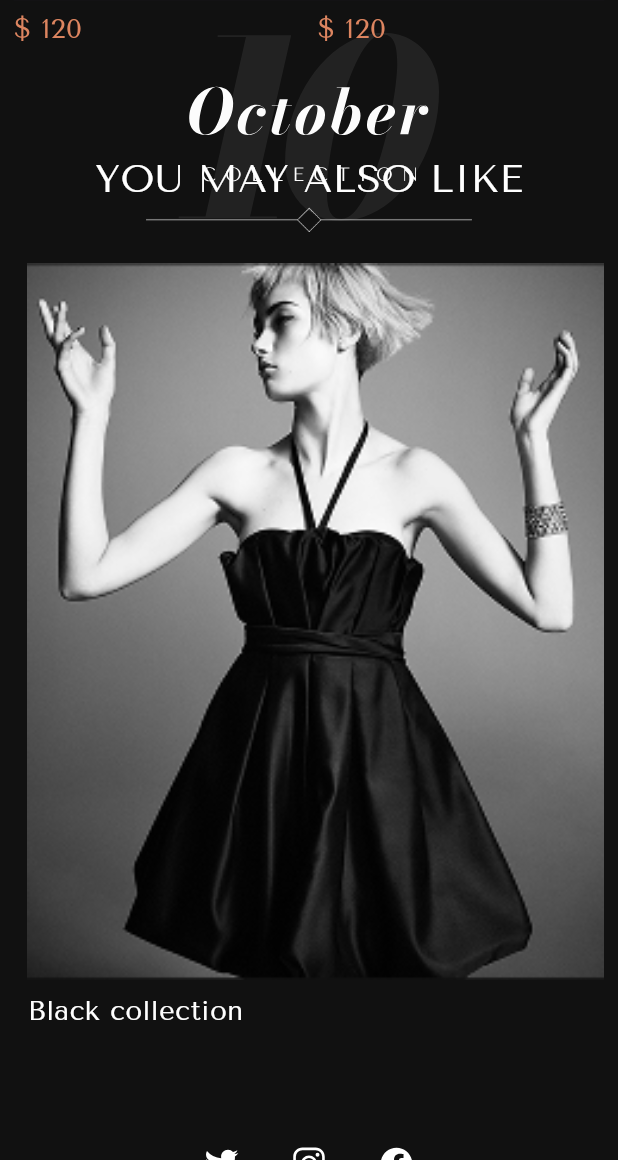
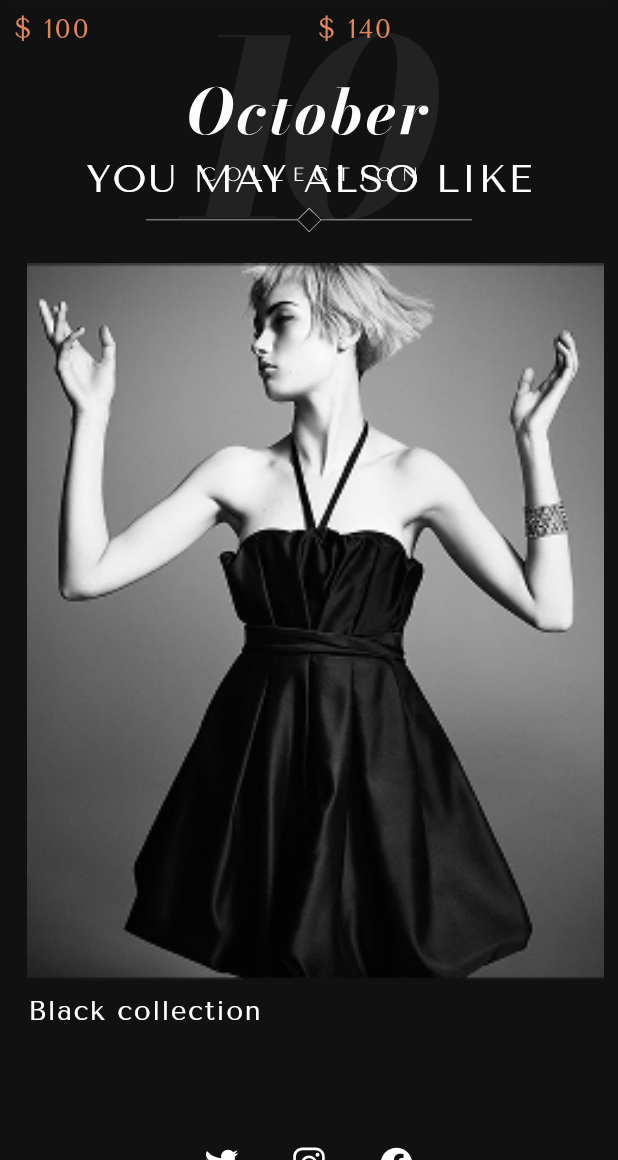
Before and after one commit to MohamedKhaled1151/Open_Fashion, a Flutter app: the screen it shows after launch, scrolled down 1728 dp, on a phone screen of 412 x 824 dp, the part 76-1236 px from its top. Run offline on Flutter 3.47's test engine with Material 3 defaults, Android fonts, the phone set to English and light mode, and no system bars; our stand-ins replace flutter_screenutil, flutter_svg, gap, ionicons.

Commit message:
create checkout screan

```diff
--- a/lib/core/components/colors/colors.dart
+++ b/lib/core/components/colors/colors.dart
@@ -4,4 +4,6 @@ import 'dart:ui';
 
 class AppColors {
  static const Color primary= Color((0xff111111));
- }
+ static const Color priceColor= Color((0xffDD8560));
+
+}
--- a/lib/core/components/custom_text.dart
+++ b/lib/core/components/custom_text.dart
@@ -10,6 +10,8 @@ class CustomText extends StatelessWidget {
   final Color color;
   final int max;
   final double  height ;
+  final  double spacing;
+
   const CustomText({super.key,
     required this.text,
      this.size=16,
@@ -17,6 +19,7 @@ class CustomText extends StatelessWidget {
      this.color= Colors.white,
      this.max=1,
     this.height =1,
+    this.spacing=1,
 
   });
 
@@ -29,7 +32,9 @@ class CustomText extends StatelessWidget {
           fontWeight: weight,
           fontSize: size.sp,
           fontFamily: "TenorSans",
-          color: color
+          color: color,
+          letterSpacing: spacing,
+          overflow: TextOverflow.ellipsis,
       ),);
 
   }
--- a/lib/features/screans/home/home.dart
+++ b/lib/features/screans/home/home.dart
@@ -19,9 +19,11 @@ class Home extends StatefulWidget {
 
   @override
   State<Home> createState() => _HomeState();
+
 }
 
 class _HomeState extends State<Home> {
+
   @override
   Widget build(BuildContext context) {
     return Scaffold(
--- a/lib/features/screans/home/widgets/gridview.dart
+++ b/lib/features/screans/home/widgets/gridview.dart
@@ -1,6 +1,7 @@
 import 'package:flutter/material.dart';
 import 'package:flutter_screenutil/flutter_screenutil.dart';
 import 'package:gap/gap.dart';
+import 'package:open_fashion/features/screans/checkout/checkout_screan.dart';
 
 import '../../../../core/components/custom_text.dart';
 import '../../../../models/product_model.dart';
@@ -23,7 +24,16 @@ class GridViewProduct extends StatelessWidget {
         ) ,
         itemBuilder: (context,index){
           final item=ProductModel.products[index];
-          return Column(
+          return InkWell(
+            onTap: (){
+              Navigator.push(context, MaterialPageRoute(builder:(context)=>CheckoutScrean(
+                  name: item.name,
+                  image: item.image,
+                  price: item.price,
+                  descp: item.description)));
+            },
+
+            child: Column(
               crossAxisAlignment: CrossAxisAlignment.start,
               children: [
                 Image.asset(item.image),
@@ -35,6 +45,7 @@ class GridViewProduct extends StatelessWidget {
 
               ],
 
+            ),
           );
         }
     );
--- a/lib/features/widgets/custom_app_bar.dart
+++ b/lib/features/widgets/custom_app_bar.dart
@@ -2,6 +2,7 @@ import 'package:flutter/material.dart';
 import 'package:flutter_screenutil/flutter_screenutil.dart';
 import 'package:flutter_svg/flutter_svg.dart';
 import 'package:gap/gap.dart';
+import 'package:open_fashion/features/screans/home/home.dart';
 
 import '../../core/components/colors/colors.dart';
 
@@ -18,11 +19,16 @@ class CustomAppBar extends StatelessWidget implements PreferredSizeWidget {
         centerTitle: true,
         backgroundColor: isBlack ? AppColors.primary:Colors.white,
        leadingWidth:25.w ,
-          leading: SvgPicture.asset(
-            "assets/icons/Menu.svg",
-            colorFilter: ColorFilter.mode(
-              isBlack ? Color(0xffF9F9F9) : Colors.black,
-              BlendMode.srcIn,
+          leading: InkWell(
+            onTap: (){
+              Navigator.pushReplacement(context, MaterialPageRoute(builder: (context)=>Home()));
+            },
+            child: SvgPicture.asset(
+              "assets/icons/Menu.svg",
+              colorFilter: ColorFilter.mode(
+                isBlack ? Color(0xffF9F9F9) : Colors.black,
+                BlendMode.srcIn,
+              ),
             ),
           ),
 
--- a/lib/models/product_model.dart
+++ b/lib/models/product_model.dart
@@ -22,31 +22,31 @@
       ProductModel(
           image: "assets/products/Rectangle 344 (1).png",
           name: "Octo ",
-          price: "120",
+          price: "100",
           description: "reversible angora cardigan",
          ),
       ProductModel(
           image: "assets/products/Rectangle 344 (2).png",
           name: "Octo ",
-          price: "120",
+          price: "150",
           description: "reversible angora cardigan",
           ),
       ProductModel(
           image: "assets/products/Rectangle 344 (3).png",
           name: "Octo",
-          price: "120",
+          price: "160",
           description: "reversible angora cardigan",
          ),
       ProductModel(
           image: "assets/products/Rectangle 344 (4).png",
           name: "Octo",
-          price: "120",
+          price: "100",
           description: "reversible angora cardigan",
          ),
       ProductModel(
           image: "assets/products/Rectangle 344 (5).png",
           name: "Octo",
-          price: "120",
+          price: "140",
           description: "reversible angora cardigan",
           ),
 
--- a/lib/open_fashion.dart
+++ b/lib/open_fashion.dart
@@ -12,6 +12,9 @@ class OpenFashion extends StatelessWidget {
       splitScreenMode: true,
       child: MaterialApp(
         debugShowCheckedModeBanner:false,
+        theme: ThemeData(
+          scaffoldBackgroundColor: Colors.white
+        ),
         home: Home() ,
       ),
     );
```
Also changed, not shown: lib/features/screans/checkout/checkout_screan.dart (added, +41 -0 lines), lib/features/screans/checkout/widgets/cart_item_widget.dart (added, +48 -0 lines), lib/features/screans/checkout/widgets/checkout_summary_section.dart (added, +83 -0 lines), lib/features/screans/checkout/widgets/quantity_selector.dart (added, +62 -0 lines), lib/features/widgets/header.dart (added, +30 -0 lines), assets/icons/Vector (1).svg (added), assets/icons/Vector.svg (added), assets/icons/dilv.svg (added). Lines whose indentation alone changed are shown as unchanged.
